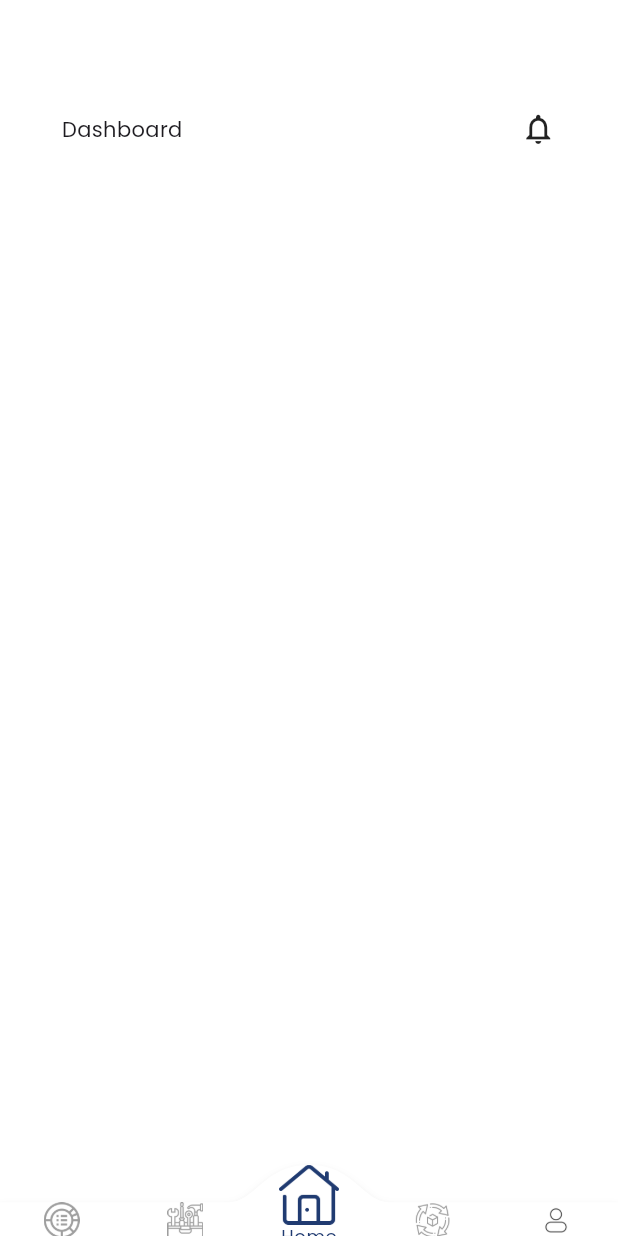
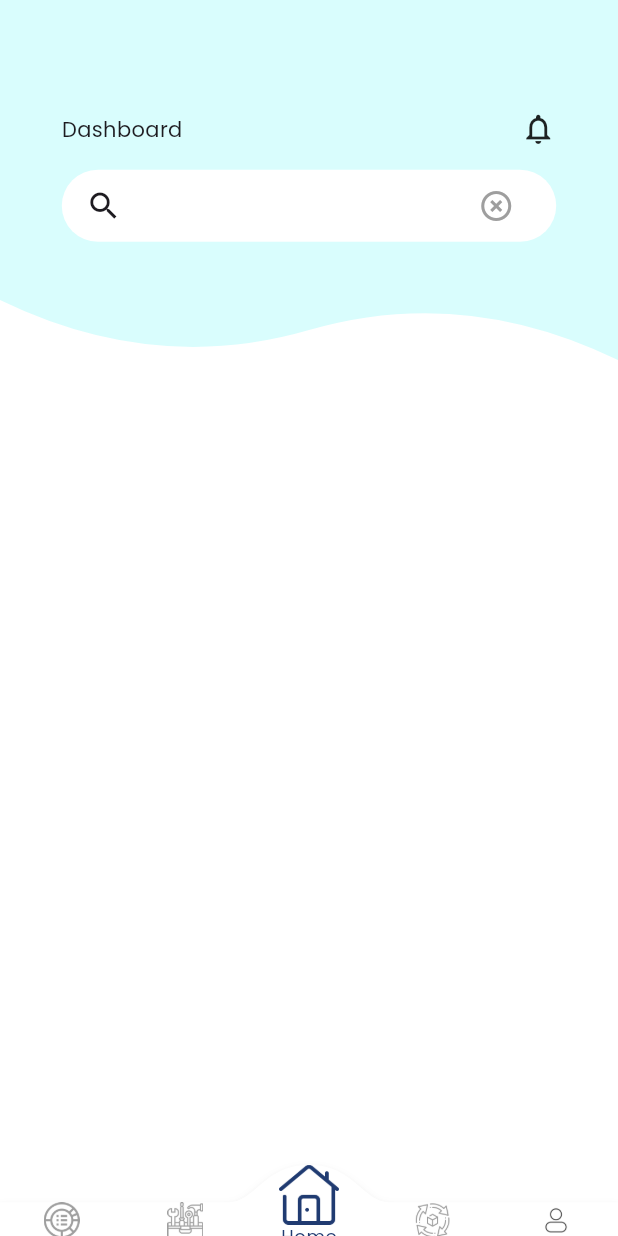
Before and after one commit to LucasSong63/transition_practice, a Flutter app: the DashboardPage screen opened by its route, on a phone screen of 412 x 824 dp. Run offline on Flutter 3.47's test engine with Material 3 defaults, Android fonts, the light colour scheme and no system bars; drawn by our look-alikes of convex_bottom_bar; our stand-ins replace auto_size_text, go_router, sizer.

```diff
--- a/lib/features/dashboard/presentation/pages/dashboard_page.dart
+++ b/lib/features/dashboard/presentation/pages/dashboard_page.dart
@@ -5,7 +5,8 @@ import 'package:transition_practice/features/dashboard/presentation/pages/consum
 import 'package:transition_practice/features/dashboard/presentation/pages/home_page.dart';
 import 'package:transition_practice/features/dashboard/presentation/pages/profile_page.dart';
 import 'package:transition_practice/features/dashboard/presentation/widgets/bottom_nav_bar.dart';
-import 'package:transition_practice/features/dashboard/presentation/pages/asset_lifecycle.dart'; // Import the file
+import 'package:transition_practice/features/dashboard/presentation/pages/asset_lifecycle.dart';
+import 'package:transition_practice/utility/size_utils.dart'; // Import the file
 
 class DashboardPage extends StatefulWidget {
   const DashboardPage({Key? key}) : super(key: key);
@@ -17,21 +18,11 @@ class DashboardPage extends StatefulWidget {
 class _DashboardPageState extends State<DashboardPage> {
   int _selectedIndex = 2;
 
-  // List of pages corresponding to each tab
-  final List<Widget> _pages = [
-    AssetPage(),
-    ConsumablePage(),
-    HomePage(), // Different from HomePage to avoid confusion
-    Container(), // Placeholder for AssetLifecyclePage as it shows bottom sheet
-    ProfilePage(),
-  ];
-
   // Handle tab changes
   void _onTabTapped(int index) {
     if (index == 3) {
-      // Index for AssetLifecycle tab
-      AssetLifecycle.showAssetLifecycleBottomSheet(
-          context); // Call the method from asset_lifecycle.dart
+      // Show bottom sheet when the AssetLifecycle tab is tapped
+      AssetLifecycle.showAssetLifecycleBottomSheet(context);
     } else {
       setState(() {
         _selectedIndex = index;
@@ -41,6 +32,18 @@ class _DashboardPageState extends State<DashboardPage> {
 
   @override
   Widget build(BuildContext context) {
+    // Determine if the device is a tablet (width > 600)
+    bool isTablet = SizeUtils.getBoxWidth(context) > 600;
+
+    // List of pages corresponding to each tab, passing the isTablet parameter
+    final List<Widget> _pages = [
+      AssetPage(isTablet: isTablet),
+      ConsumablePage(isTablet: isTablet),
+      HomePage(isTablet: isTablet),
+      Container(), // Placeholder for AssetLifecyclePage as it shows bottom sheet
+      ProfilePage(isTablet: isTablet),
+    ];
+
     return Sizer(builder: (BuildContext, Orientation, ScreenType) {
       return Scaffold(
         // Show the currently selected page, except when the bottom sheet is shown
--- a/lib/features/dashboard/presentation/pages/home_page.dart
+++ b/lib/features/dashboard/presentation/pages/home_page.dart
@@ -1,17 +1,34 @@
 // skeleton
 import 'package:flutter/material.dart';
+import 'package:transition_practice/features/dashboard/presentation/widgets/clipper_home_page.dart';
 import 'package:transition_practice/utility/size_utils.dart';
 import 'package:transition_practice/utility/spacer_box.dart';
 
-class HomePage extends StatelessWidget {
-  const HomePage({Key? key}) : super(key: key);
+class HomePage extends StatefulWidget {
+  final bool isTablet;
+  const HomePage({Key? key, required this.isTablet}) : super(key: key);
 
   @override
+  State<HomePage> createState() => _HomePageState();
+}
+
+class _HomePageState extends State<HomePage> {
+  @override
   Widget build(BuildContext context) {
+    print(SizeUtils.getBoxWidth(context));
     return Center(
       child: Stack(
         children: [
-          Column(
+          ClipPath(
+            clipper: WaveClipper(),
+            child: Container(
+              height: 250.0,
+              color: Color.fromRGBO(
+                  217, 253, 253, 1.0), // Background color for the wave
+            ),
+          ),
+          Center(
+            child: Column(
               children: [
                 SpacerBox(SizeUtils.getBoxHeight(context) * 0.1),
                 Container(
@@ -26,8 +43,61 @@ class HomePage extends StatelessWidget {
                           child: Icon(Icons.notifications_none_outlined)),
                     ],
                   ),
+                ),
+                SpacerBox(10 * SizeUtils.getPixelDensity(context)),
+                SearchAnchor(builder:
+                    (BuildContext context, SearchController controller) {
+                  return SearchBar(
+                    shape: MaterialStateProperty.all<RoundedRectangleBorder>(
+                        RoundedRectangleBorder(
+                            borderRadius: BorderRadius.circular(30.0))),
+                    backgroundColor: MaterialStateProperty.all(Colors.white),
+                    shadowColor: MaterialStateProperty.all(Colors.transparent),
+                    controller: controller,
+                    // onTapOutside: ,
+                    padding: const MaterialStatePropertyAll<EdgeInsets>(
+                        EdgeInsets.symmetric(horizontal: 16.0)),
+                    onTap: () {
+                      controller.openView();
+                    },
+                    onChanged: (_) {
+                      controller.openView();
+                    },
+                    constraints: BoxConstraints(
+                      maxWidth: SizeUtils.getBoxWidth(context),
+                    ),
+                    leading: const Icon(Icons.search),
+                    trailing: <Widget>[
+                      Tooltip(
+                        message: 'Change brightness mode',
+                        child: IconButton(
+                          onPressed: () {
+                            controller.clear();
+                          },
+                          icon: const Icon(
+                            Icons.highlight_off_outlined,
+                            color: Colors.grey,
+                          ),
+                        ),
                       )
                     ],
+                  );
+                }, suggestionsBuilder:
+                    (BuildContext context, SearchController controller) {
+                  return List<ListTile>.generate(5, (int index) {
+                    final String item = 'item $index';
+                    return ListTile(
+                      title: Text(item),
+                      onTap: () {
+                        setState(() {
+                          controller.closeView(item);
+                        });
+                      },
+                    );
+                  });
+                }),
+              ],
+            ),
           ),
         ],
       ),
--- /dev/null
+++ b/lib/features/dashboard/presentation/widgets/clipper_home_page.dart
@@ -0,0 +1,30 @@
+import 'package:flutter/material.dart';
+
+class WaveClipper extends CustomClipper<Path> {
+  @override
+  Path getClip(Size size) {
+    var path = Path();
+    // Start the path at the top left
+    path.lineTo(0.0, size.height - 50);
+
+    // Define the curve
+    var firstControlPoint = Offset(size.width / 4, size.height);
+    var firstEndPoint = Offset(size.width / 2, size.height - 30);
+    path.quadraticBezierTo(firstControlPoint.dx, firstControlPoint.dy,
+        firstEndPoint.dx, firstEndPoint.dy);
+
+    var secondControlPoint = Offset(3 * size.width / 4, size.height - 60);
+    var secondEndPoint = Offset(size.width, size.height - 10);
+    path.quadraticBezierTo(secondControlPoint.dx, secondControlPoint.dy,
+        secondEndPoint.dx, secondEndPoint.dy);
+
+    // Close the path at the bottom right corner
+    path.lineTo(size.width, 0.0);
+    path.close();
+
+    return path;
+  }
+
+  @override
+  bool shouldReclip(CustomClipper<Path> oldClipper) => false;
+}
--- a/lib/utility/size_utils.dart
+++ b/lib/utility/size_utils.dart
@@ -19,6 +19,6 @@ class SizeUtils {
   static double getClampedButtonHeight(BuildContext context) {
     double boxHeight = getBoxHeight(context);
     double pixelDensity = getPixelDensity(context);
-    return (boxHeight * 0.125).clamp(15 * pixelDensity, 20 * pixelDensity);
+    return (boxHeight * 0.125).clamp(15 * pixelDensity, 50 * pixelDensity);
   }
 }
```
Also changed, not shown: lib/features/dashboard/presentation/pages/asset_page.dart (+12 -2 lines), lib/features/dashboard/presentation/pages/consumable_page.dart (+11 -2 lines), lib/features/dashboard/presentation/pages/profile_page.dart (+11 -2 lines), 3 other files. Lines whose indentation alone changed are shown as unchanged.
